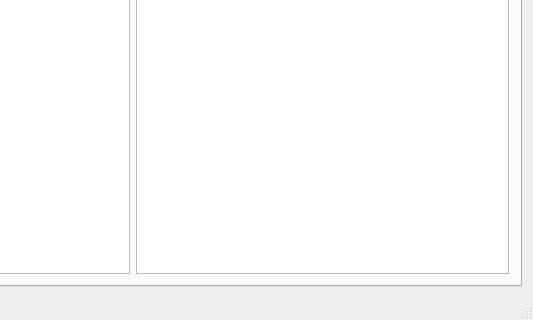
Before: the Qt Designer form WebRestore/mainwindow.ui in Ivajkin/Puls, drawn with Qt 5; both pictures show x 268 to 801 and y 428 to 748 of the 801 by 748 pixel window.
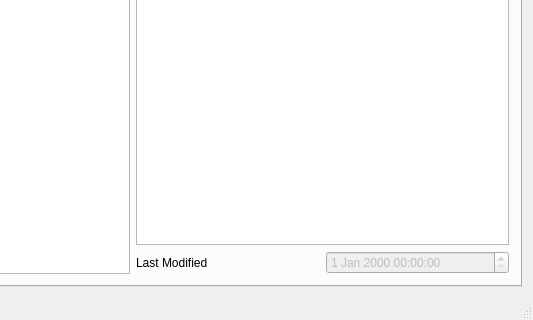
After: the same form once the commit is applied. The open tabs and pages were chosen to show the change. Custom widgets are drawn as their Qt base class.

```diff
--- a/WebRestore/mainwindow.ui
+++ b/WebRestore/mainwindow.ui
@@ -24,9 +24,9 @@
        <attribute name="title">
         <string>Tab 1</string>
        </attribute>
-       <layout class="QVBoxLayout" name="verticalLayout_3">
+       <layout class="QVBoxLayout" name="verticalLayout_4">
         <item>
-         <layout class="QVBoxLayout" name="verticalLayout_2">
+         <layout class="QVBoxLayout" name="verticalLayout_3">
           <item>
            <layout class="QHBoxLayout" name="horizontalLayout">
             <item>
@@ -42,12 +42,34 @@
            </layout>
           </item>
           <item>
-           <layout class="QHBoxLayout" name="horizontalLayout_2">
+           <layout class="QHBoxLayout" name="horizontalLayout_4">
             <item>
              <widget class="QTextEdit" name="content"/>
             </item>
             <item>
-             <widget class="QTableWidget" name="fileManager"/>
+             <layout class="QVBoxLayout" name="verticalLayout_2">
+              <item>
+               <widget class="QTableWidget" name="fileManager"/>
+              </item>
+              <item>
+               <layout class="QHBoxLayout" name="horizontalLayout_2">
+                <item>
+                 <widget class="QLabel" name="label">
+                  <property name="text">
+                   <string>Last Modified</string>
+                  </property>
+                 </widget>
+                </item>
+                <item>
+                 <widget class="QDateTimeEdit" name="lineLastModified">
+                  <property name="enabled">
+                   <bool>false</bool>
+                  </property>
+                 </widget>
+                </item>
+               </layout>
+              </item>
+             </layout>
             </item>
            </layout>
           </item>
@@ -90,6 +112,14 @@
   <widget class="QStatusBar" name="statusBar"/>
  </widget>
  <layoutdefault spacing="6" margin="11"/>
+ <customwidgets>
+  <customwidget>
+   <class>FileManager</class>
+   <extends>QWidget</extends>
+   <header>filemanager.h</header>
+   <container>1</container>
+  </customwidget>
+ </customwidgets>
  <resources/>
  <connections/>
 </ui>
```
Left out of the diff: 4 changed lines with no effect on the pictures.
